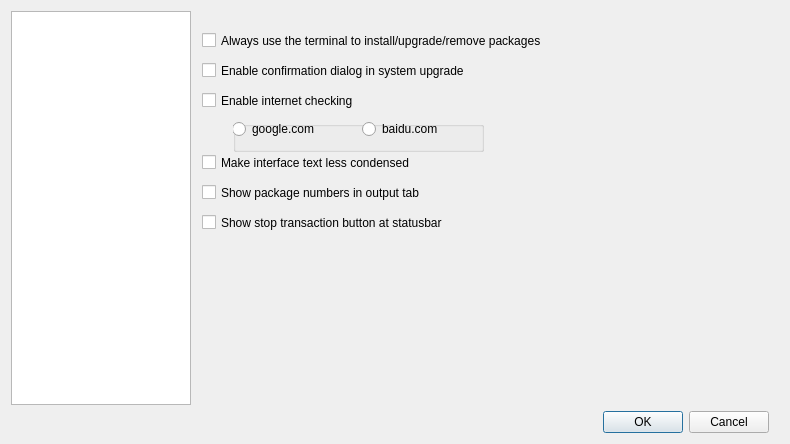
Old version of the form ui/optionsdialog.ui in the repository aarnt/octopi.
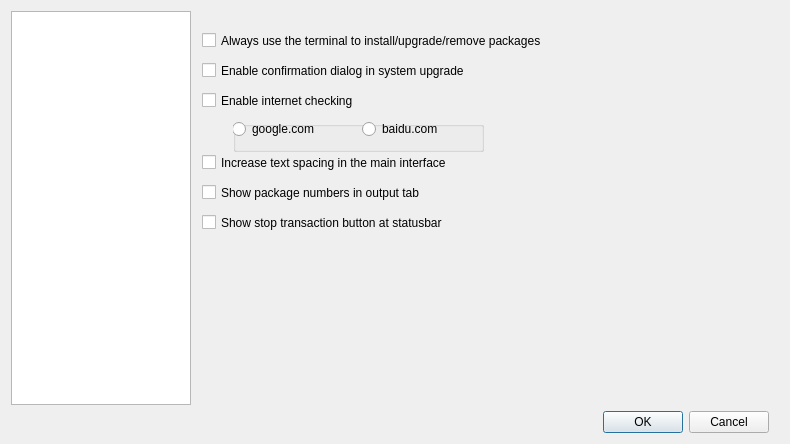
New version of the form. The open tabs and pages were chosen to show the change.

Commit message: - Change UI option name

What changed in the file:
```diff
--- a/ui/optionsdialog.ui
+++ b/ui/optionsdialog.ui
@@ -194,7 +194,7 @@
           </rect>
          </property>
          <property name="text">
-          <string>Make interface text less condensed</string>
+          <string>Increase text spacing in the main interface</string>
          </property>
         </widget>
        </widget>
```
Left out of the diff: 4 changed lines with no effect on the pictures. The commit also changes 1 other file.
